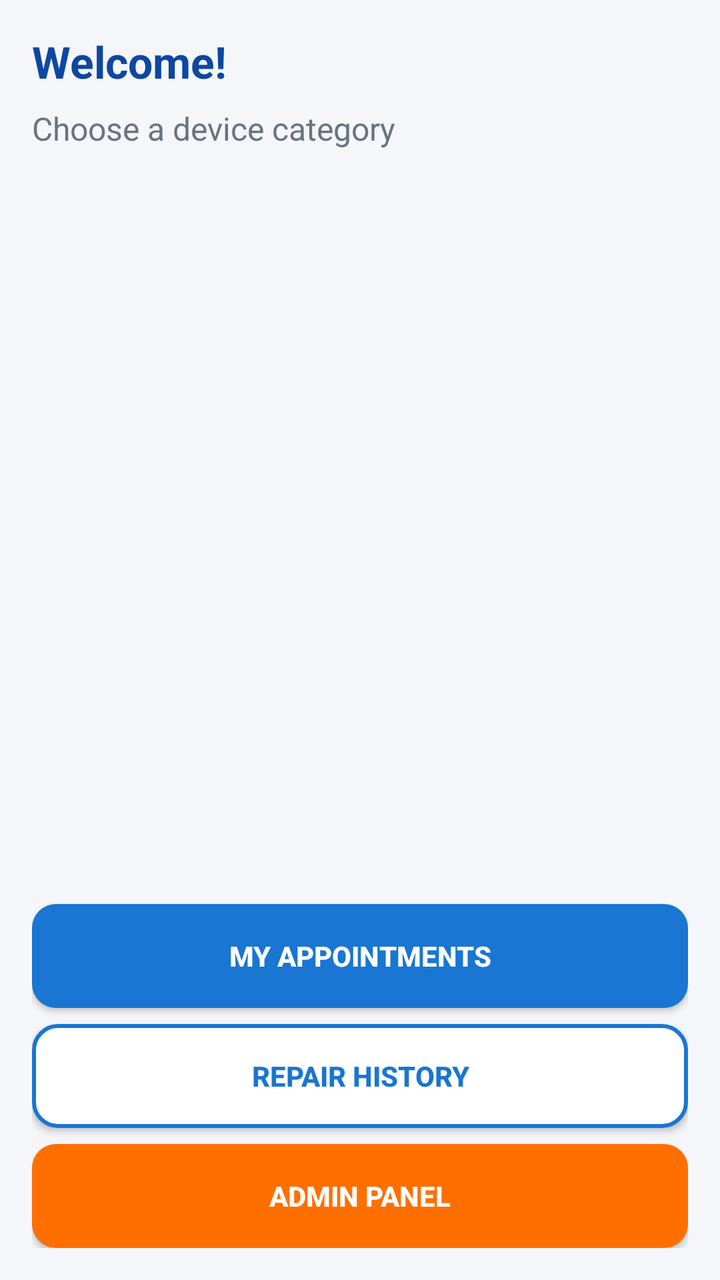
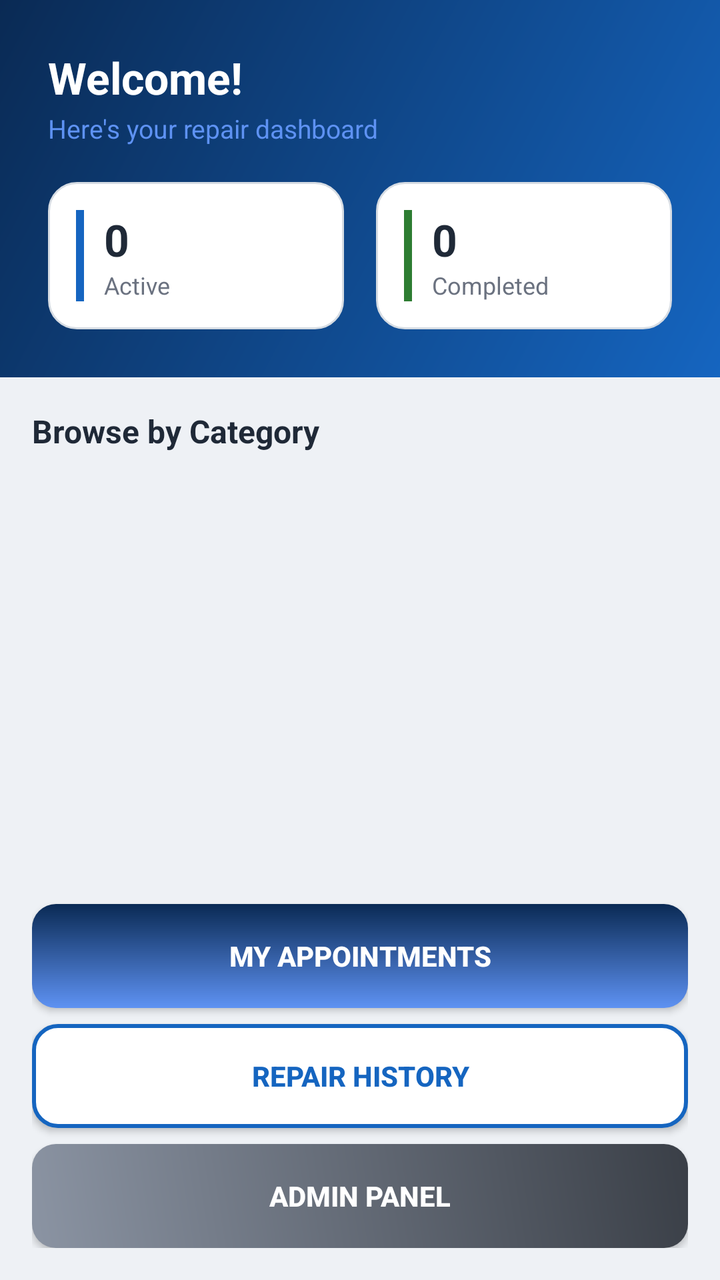

Compare the two renders of this Android layout. The source of the first and the diff that turns it into the second are given below.
<!-- AndroidManifest.xml: application theme Theme.TechFix -->
<!-- res/layout/activity_home.xml -->
<?xml version="1.0" encoding="utf-8"?>
<LinearLayout xmlns:android="http://schemas.android.com/apk/res/android"
    android:layout_width="match_parent"
    android:layout_height="match_parent"
    android:orientation="vertical"
    android:background="@color/background"
    android:padding="16dp">

    <TextView
        android:id="@+id/tvWelcome"
        android:layout_width="wrap_content"
        android:layout_height="wrap_content"
        android:text="Welcome!"
        android:textSize="22sp"
        android:textStyle="bold"
        android:textColor="@color/primary_dark"
        android:layout_marginBottom="8dp" />

    <TextView
        android:layout_width="wrap_content"
        android:layout_height="wrap_content"
        android:text="Choose a device category"
        android:textSize="16sp"
        android:textColor="@color/text_secondary"
        android:layout_marginBottom="12dp" />

    <androidx.recyclerview.widget.RecyclerView
        android:id="@+id/rvCategories"
        android:layout_width="match_parent"
        android:layout_height="0dp"
        android:layout_weight="1" />

    <Button
        android:id="@+id/btnMyAppointments"
        android:layout_width="match_parent"
        android:layout_height="52dp"
        android:text="My Appointments"
        android:textColor="@color/white"
        android:textStyle="bold"
        android:background="@drawable/bg_button_primary"
        android:layout_marginTop="12dp" />

    <Button
        android:id="@+id/btnRepairHistory"
        android:layout_width="match_parent"
        android:layout_height="52dp"
        android:text="Repair History"
        android:textColor="@color/primary"
        android:textStyle="bold"
        android:background="@drawable/bg_button_outline"
        android:layout_marginTop="8dp" />

    <Button
        android:id="@+id/btnAdminPanel"
        android:layout_width="match_parent"
        android:layout_height="52dp"
        android:text="Admin Panel"
        android:textColor="@color/white"
        android:textStyle="bold"
        android:background="@drawable/bg_button_accent"
        android:layout_marginTop="8dp" />

</LinearLayout>
<!-- resources referenced by this layout -->
<resources>
  <color name="background">#F4F6F9</color>
  <color name="primary">#1976D2</color>
  <color name="primary_dark">#0D47A1</color>
  <color name="text_secondary">#6B7280</color>
  <color name="white">#FFFFFFFF</color>
  <!-- drawable bg_button_accent (drawable) -->
  <?xml version="1.0" encoding="utf-8"?>
  <shape xmlns:android="http://schemas.android.com/apk/res/android" android:shape="rectangle">
      <solid android:color="@color/accent" />
      <corners android:radius="12dp" />
  </shape>
  <!-- drawable bg_button_outline (drawable) -->
  <?xml version="1.0" encoding="utf-8"?>
  <shape xmlns:android="http://schemas.android.com/apk/res/android" android:shape="rectangle">
      <solid android:color="@color/surface" />
      <stroke android:width="2dp" android:color="@color/primary" />
      <corners android:radius="12dp" />
  </shape>
  <!-- drawable bg_button_primary (drawable) -->
  <?xml version="1.0" encoding="utf-8"?>
  <shape xmlns:android="http://schemas.android.com/apk/res/android" android:shape="rectangle">
      <solid android:color="@color/primary" />
      <corners android:radius="12dp" />
  </shape>
  <style name="Theme.TechFix" parent="Base.Theme.TechFix" />
  <color name="accent">#FF6F00</color>
  <color name="surface">#FFFFFF</color>
  <!-- unchanged entries left out for length: 1 -->
</resources>

<!-- the commit's change to res/layout/activity_home.xml (unified diff, before → after) -->
@@ -3,61 +3,172 @@
     android:layout_width="match_parent"
     android:layout_height="match_parent"
     android:orientation="vertical"
-    android:background="@color/background"
-    android:padding="16dp">
+    android:background="@color/background">
 
-    <TextView
-        android:id="@+id/tvWelcome"
-        android:layout_width="wrap_content"
+    <LinearLayout
+        android:layout_width="match_parent"
         android:layout_height="wrap_content"
-        android:text="Welcome!"
-        android:textSize="22sp"
-        android:textStyle="bold"
-        android:textColor="@color/primary_dark"
-        android:layout_marginBottom="8dp" />
+        android:orientation="vertical"
+        android:background="@drawable/bg_header_gradient"
+        android:padding="24dp">
 
-    <TextView
-        android:layout_width="wrap_content"
-        android:layout_height="wrap_content"
-        android:text="Choose a device category"
-        android:textSize="16sp"
-        android:textColor="@color/text_secondary"
-        android:layout_marginBottom="12dp" />
+        <TextView
+            android:id="@+id/tvWelcome"
+            android:layout_width="wrap_content"
+            android:layout_height="wrap_content"
+            android:text="Welcome!"
+            android:textSize="22sp"
+            android:textStyle="bold"
+            android:textColor="@color/white" />
 
-    <androidx.recyclerview.widget.RecyclerView
-        android:id="@+id/rvCategories"
+        <TextView
+            android:layout_width="wrap_content"
+            android:layout_height="wrap_content"
+            android:text="Here's your repair dashboard"
+            android:textSize="13sp"
+            android:textColor="@color/primary_light"
+            android:layout_marginTop="2dp" />
+
+        <LinearLayout
+            android:layout_width="match_parent"
+            android:layout_height="wrap_content"
+            android:orientation="horizontal"
+            android:layout_marginTop="18dp">
+
+            <LinearLayout
+                android:layout_width="0dp"
+                android:layout_height="wrap_content"
+                android:layout_weight="1"
+                android:orientation="horizontal"
+                android:background="@drawable/bg_card"
+                android:padding="14dp"
+                android:layout_marginEnd="8dp">
+
+                <View
+                    android:layout_width="4dp"
+                    android:layout_height="match_parent"
+                    android:background="@color/primary"
+                    android:layout_marginEnd="10dp" />
+
+                <LinearLayout
+                    android:layout_width="wrap_content"
+                    android:layout_height="wrap_content"
+                    android:orientation="vertical">
+
+                    <TextView
+                        android:id="@+id/tvActiveCount"
+                        android:layout_width="wrap_content"
+                        android:layout_height="wrap_content"
+                        android:text="0"
+                        android:textSize="22sp"
+                        android:textStyle="bold"
+                        android:textColor="@color/text_primary" />
+
+                    <TextView
+                        android:layout_width="wrap_content"
+                        android:layout_height="wrap_content"
+                        android:text="Active"
+                        android:textSize="12sp"
+                        android:textColor="@color/text_secondary" />
+
+                </LinearLayout>
+            </LinearLayout>
+
+            <LinearLayout
+                android:layout_width="0dp"
+                android:layout_height="wrap_content"
+                android:layout_weight="1"
+                android:orientation="horizontal"
+                android:background="@drawable/bg_card"
+                android:padding="14dp"
+                android:layout_marginStart="8dp">
+
+                <View
+                    android:layout_width="4dp"
+                    android:layout_height="match_parent"
+                    android:background="@color/status_completed"
+                    android:layout_marginEnd="10dp" />
+
+                <LinearLayout
+                    android:layout_width="wrap_content"
+                    android:layout_height="wrap_content"
+                    android:orientation="vertical">
+
+                    <TextView
+                        android:id="@+id/tvCompletedCount"
+                        android:layout_width="wrap_content"
+                        android:layout_height="wrap_content"
+                        android:text="0"
+                        android:textSize="22sp"
+                        android:textStyle="bold"
+                        android:textColor="@color/text_primary" />
+
+                    <TextView
+                        android:layout_width="wrap_content"
+                        android:layout_height="wrap_content"
+                        android:text="Completed"
+                        android:textSize="12sp"
+                        android:textColor="@color/text_secondary" />
+
+                </LinearLayout>
+            </LinearLayout>
+
+        </LinearLayout>
+    </LinearLayout>
+
+    <LinearLayout
         android:layout_width="match_parent"
         android:layout_height="0dp"
-        android:layout_weight="1" />
+        android:layout_weight="1"
+        android:orientation="vertical"
+        android:padding="16dp">
 
-    <Button
-        android:id="@+id/btnMyAppointments"
-        android:layout_width="match_parent"
-        android:layout_height="52dp"
-        android:text="My Appointments"
-        android:textColor="@color/white"
-        android:textStyle="bold"
-        android:background="@drawable/bg_button_primary"
-        android:layout_marginTop="12dp" />
+        <TextView
+            android:layout_width="wrap_content"
+            android:layout_height="wrap_content"
+            android:text="Browse by Category"
+            android:textSize="16sp"
+            android:textStyle="bold"
+            android:textColor="@color/text_primary"
+            android:layout_marginBottom="10dp" />
 
-    <Button
-        android:id="@+id/btnRepairHistory"
-        android:layout_width="match_parent"
-        android:layout_height="52dp"
-        android:text="Repair History"
-        android:textColor="@color/primary"
-        android:textStyle="bold"
-        android:background="@drawable/bg_button_outline"
-        android:layout_marginTop="8dp" />
+        <androidx.recyclerview.widget.RecyclerView
+            android:id="@+id/rvCategories"
+            android:layout_width="match_parent"
+            android:layout_height="0dp"
+            android:layout_weight="1"
+            android:layoutAnimation="@anim/layout_animation_fall_down" />
 
-    <Button
-        android:id="@+id/btnAdminPanel"
-        android:layout_width="match_parent"
-        android:layout_height="52dp"
-        android:text="Admin Panel"
-        android:textColor="@color/white"
-        android:textStyle="bold"
-        android:background="@drawable/bg_button_accent"
-        android:layout_marginTop="8dp" />
+        <Button
+            android:id="@+id/btnMyAppointments"
+            android:layout_width="match_parent"
+            android:layout_height="52dp"
+            android:text="My Appointments"
+            android:textColor="@color/white"
+            android:textStyle="bold"
+            android:background="@drawable/bg_button_primary"
+            android:layout_marginTop="14dp" />
+
+        <Button
+            android:id="@+id/btnRepairHistory"
+            android:layout_width="match_parent"
+            android:layout_height="52dp"
+            android:text="Repair History"
+            android:textColor="@color/primary"
+            android:textStyle="bold"
+            android:background="@drawable/bg_button_outline"
+            android:layout_marginTop="8dp" />
+
+        <Button
+            android:id="@+id/btnAdminPanel"
+            android:layout_width="match_parent"
+            android:layout_height="52dp"
+            android:text="Admin Panel"
+            android:textColor="@color/white"
+            android:textStyle="bold"
+            android:background="@drawable/bg_button_accent"
+            android:layout_marginTop="8dp" />
+
+    </LinearLayout>
 
 </LinearLayout>
<!-- resource entries referenced after the edit -->
@@ -1,31 +1,95 @@
 <!-- resources referenced by this layout -->
 <resources>
-  <color name="background">#F4F6F9</color>
-  <color name="primary">#1976D2</color>
-  <color name="primary_dark">#0D47A1</color>
+  <color name="background">#EEF1F5</color>
+  <color name="primary">#1565C0</color>
+  <color name="primary_light">#5E92F3</color>
+  <color name="status_completed">#2E7D32</color>
+  <color name="text_primary">#1F2937</color>
+  <color name="primary_dark">#0A2A54</color>
+  <color name="divider">#D6DCE3</color>
   <color name="text_secondary">#6B7280</color>
   <color name="white">#FFFFFFFF</color>
   <!-- drawable bg_button_accent (drawable) -->
   <?xml version="1.0" encoding="utf-8"?>
-  <shape xmlns:android="http://schemas.android.com/apk/res/android" android:shape="rectangle">
-      <solid android:color="@color/accent" />
-      <corners android:radius="12dp" />
-  </shape>
+  <ripple xmlns:android="http://schemas.android.com/apk/res/android"
+      android:color="@color/ripple_on_color">
+      <item android:id="@android:id/mask">
+          <shape android:shape="rectangle">
+              <solid android:color="@android:color/white" />
+              <corners android:radius="12dp" />
+          </shape>
+      </item>
+      <item>
+          <shape android:shape="rectangle">
+              <gradient android:startColor="@color/silver_dark" android:endColor="@color/graphite" android:angle="45" />
+              <corners android:radius="12dp" />
+          </shape>
+      </item>
+  </ripple>
   <!-- drawable bg_button_outline (drawable) -->
   <?xml version="1.0" encoding="utf-8"?>
-  <shape xmlns:android="http://schemas.android.com/apk/res/android" android:shape="rectangle">
-      <solid android:color="@color/surface" />
-      <stroke android:width="2dp" android:color="@color/primary" />
-      <corners android:radius="12dp" />
-  </shape>
+  <ripple xmlns:android="http://schemas.android.com/apk/res/android"
+      android:color="@color/ripple_on_light">
+      <item android:id="@android:id/mask">
+          <shape android:shape="rectangle">
+              <solid android:color="@android:color/white" />
+              <corners android:radius="12dp" />
+          </shape>
+      </item>
+      <item>
+          <shape android:shape="rectangle">
+              <solid android:color="@color/surface" />
+              <stroke android:width="2dp" android:color="@color/primary" />
+              <corners android:radius="12dp" />
+          </shape>
+      </item>
+  </ripple>
   <!-- drawable bg_button_primary (drawable) -->
   <?xml version="1.0" encoding="utf-8"?>
+  <ripple xmlns:android="http://schemas.android.com/apk/res/android"
+      android:color="@color/ripple_on_color">
+      <item android:id="@android:id/mask">
+          <shape android:shape="rectangle">
+              <solid android:color="@android:color/white" />
+              <corners android:radius="12dp" />
+          </shape>
+      </item>
+      <item>
+          <shape android:shape="rectangle">
+              <gradient android:startColor="@color/primary_light" android:endColor="@color/primary_dark" android:angle="90" />
+              <corners android:radius="12dp" />
+          </shape>
+      </item>
+  </ripple>
+  <!-- drawable bg_card (drawable) -->
+  <?xml version="1.0" encoding="utf-8"?>
+  <ripple xmlns:android="http://schemas.android.com/apk/res/android"
+      android:color="@color/ripple_on_light">
+      <item android:id="@android:id/mask">
+          <shape android:shape="rectangle">
+              <solid android:color="@android:color/white" />
+              <corners android:radius="14dp" />
+          </shape>
+      </item>
+      <item>
+          <shape android:shape="rectangle">
+              <solid android:color="@color/surface" />
+              <stroke android:width="1dp" android:color="@color/divider" />
+              <corners android:radius="14dp" />
+          </shape>
+      </item>
+  </ripple>
+  <!-- drawable bg_header_gradient (drawable) -->
+  <?xml version="1.0" encoding="utf-8"?>
   <shape xmlns:android="http://schemas.android.com/apk/res/android" android:shape="rectangle">
-      <solid android:color="@color/primary" />
-      <corners android:radius="12dp" />
+      <gradient android:startColor="@color/primary" android:endColor="@color/primary_dark" android:angle="135" />
   </shape>
   <style name="Theme.TechFix" parent="Base.Theme.TechFix" />
-  <color name="accent">#FF6F00</color>
+  <color name="ripple_on_color">#33FFFFFF</color>
+  <color name="silver_dark">#8B94A3</color>
+  <color name="graphite">#3A3F47</color>
+  <color name="ripple_on_light">#221565C0</color>
+  <color name="accent">#3A3F47</color>
   <color name="surface">#FFFFFF</color>
   <!-- unchanged entries left out for length: 1 -->
 </resources>
